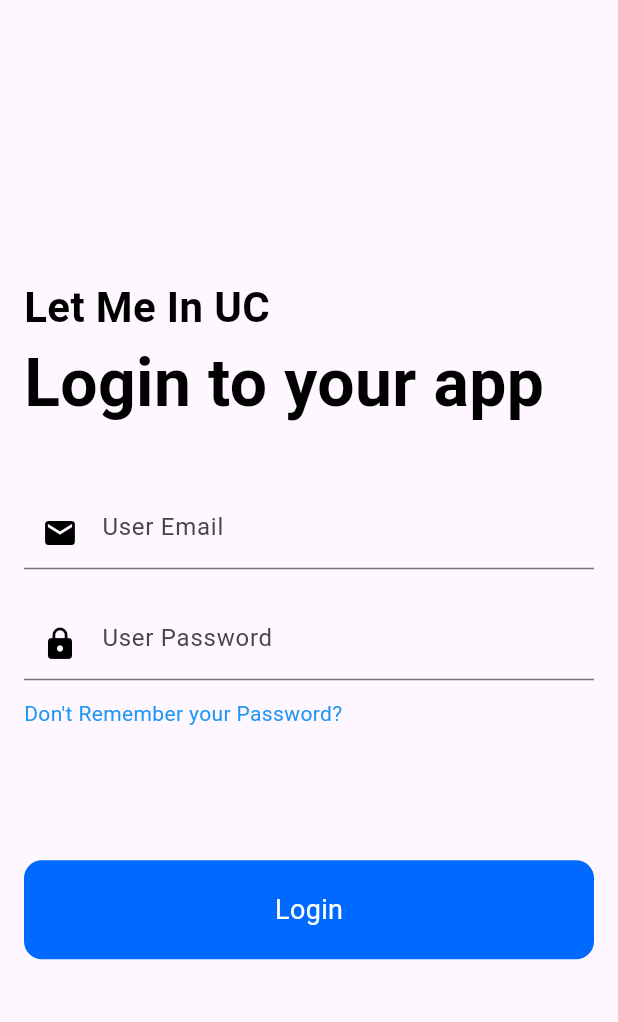
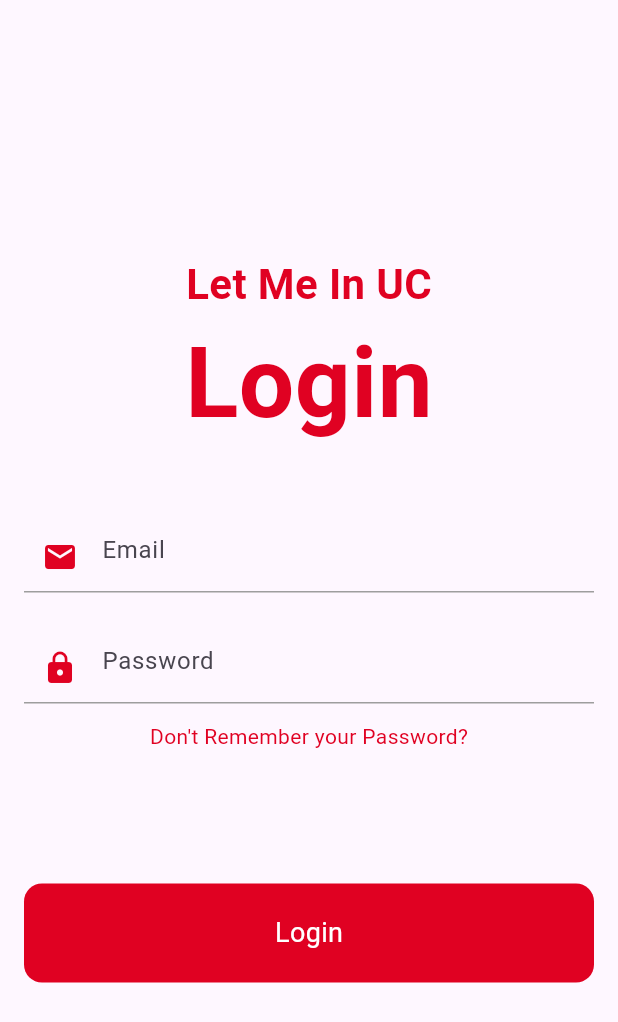
Before and after one commit to bkenks/Let-Me-In-UC, a Flutter app: the screen it shows after launch, on a phone screen of 412 x 824 dp. Shown: the top 1022 px of the screen. Run offline on Flutter 3.47's test engine with Material 3 defaults, Android fonts, the light colour scheme and no system bars; our stand-ins replace firebase_auth, firebase_core; accounts and stored records are empty.

Commit message:
Added color variables

```diff
--- a/let_me_in_uc/lib/main.dart
+++ b/let_me_in_uc/lib/main.dart
@@ -3,7 +3,14 @@ import 'package:firebase_core/firebase_core.dart';
 import 'package:flutter/material.dart';
 import 'package:let_me_in_uc/firebase_options.dart';
 import 'package:let_me_in_uc/pages/card_screen.dart';
+import 'package:let_me_in_uc/pages/help_screen.dart';
 import 'package:let_me_in_uc/profile_screen.dart';
+import 'package:let_me_in_uc/util/AppColor.dart';
+
+List<App_Color> myBgColors = const <App_Color>[
+  App_Color(Color(0xFFFFC100), 'Orange'),
+  App_Color(const Color(0xFF91FAFF), 'Light Blue'),
+];
 
 Future<void> main() async {
   WidgetsFlutterBinding.ensureInitialized();
@@ -24,6 +31,7 @@ class MainApp extends StatelessWidget {
       home: HomePage(),
       routes: {
         '/card_screen': (context) => CardScreen(),
+        '/help_screen': (context) => HelpScreen(),
       },
     );
   }
@@ -99,21 +107,21 @@ class _LoginScreenState extends State<LoginScreen> {
       padding: const EdgeInsets.all(16.0),
       child: Column(
         mainAxisAlignment: MainAxisAlignment.center,
-        crossAxisAlignment: CrossAxisAlignment.start,
+        crossAxisAlignment: CrossAxisAlignment.center,
         children: [
           const Text(
             "Let Me In UC",
             style: TextStyle(
-              color: Colors.black,
+              color: AppColor.ucRed,
               fontSize: 28.0,
               fontWeight: FontWeight.bold,
             ),
           ),
           const Text(
-            "Login to your app",
+            "Login",
             style: TextStyle(
-              color: Colors.black,
-              fontSize: 44.0,
+              color: AppColor.ucRed,
+              fontSize: 65.5,
               fontWeight: FontWeight.bold,
             ),
           ),
@@ -121,22 +129,36 @@ class _LoginScreenState extends State<LoginScreen> {
             height: 44.0,
           ),
           TextField(
+            style: const TextStyle(color: AppColor.ucRed),
             controller: _emailController,
             keyboardType: TextInputType.emailAddress,
             decoration: const InputDecoration(
-              hintText: "User Email",
-              prefixIcon: Icon(Icons.mail, color: Colors.black),
+              enabledBorder: UnderlineInputBorder(
+                borderSide: BorderSide(color: Colors.grey),
+              ),
+              focusedBorder: UnderlineInputBorder(
+                borderSide: BorderSide(color: AppColor.ucRed),
+              ),
+              hintText: "Email",
+              prefixIcon: Icon(Icons.mail, color: AppColor.ucRed),
             ),
           ),
           const SizedBox(
             height: 26.0,
           ),
           TextField(
+            style: const TextStyle(color: AppColor.ucRed),
             controller: _passwordController,
             obscureText: true,
             decoration: const InputDecoration(
-              hintText: "User Password",
-              prefixIcon: Icon(Icons.lock, color: Colors.black),
+              enabledBorder: UnderlineInputBorder(
+                borderSide: BorderSide(color: Colors.grey),
+              ),
+              focusedBorder: UnderlineInputBorder(
+                borderSide: BorderSide(color: AppColor.ucRed),
+              ),
+              hintText: "Password",
+              prefixIcon: Icon(Icons.lock, color: AppColor.ucRed),
             ),
           ),
           const SizedBox(
@@ -144,7 +166,7 @@ class _LoginScreenState extends State<LoginScreen> {
           ),
           const Text(
             "Don't Remember your Password?",
-            style: TextStyle(color: Colors.blue),
+            style: TextStyle(color: AppColor.ucRed),
           ),
           const SizedBox(
             height: 88.0,
@@ -152,7 +174,7 @@ class _LoginScreenState extends State<LoginScreen> {
           Container(
             width: double.infinity,
             child: RawMaterialButton(
-              fillColor: const Color(0xFF0069FE),
+              fillColor: AppColor.ucRed,
               elevation: 0.0,
               padding: const EdgeInsets.symmetric(vertical: 20.0),
               shape: RoundedRectangleBorder(
@@ -162,7 +184,6 @@ class _LoginScreenState extends State<LoginScreen> {
                     email: _emailController.text,
                     password: _passwordController.text,
                     context: context);
-                print(user);
                 if (user != null) {
                   //Navigator.of(context).pushReplacement(
                   //    MaterialPageRoute(builder: (context) => ProfileScreen()));
--- /dev/null
+++ b/let_me_in_uc/lib/util/AppColor.dart
@@ -0,0 +1,6 @@
+import 'package:flutter/widgets.dart';
+
+class AppColor {
+  AppColor._();
+  static const Color ucRed = Color(0xffE00122);
+}
```
Also changed, not shown: let_me_in_uc/lib/pages/card_screen.dart (+18 -1 lines), let_me_in_uc/lib/pages/help_screen.dart (added, +16 -0 lines).
